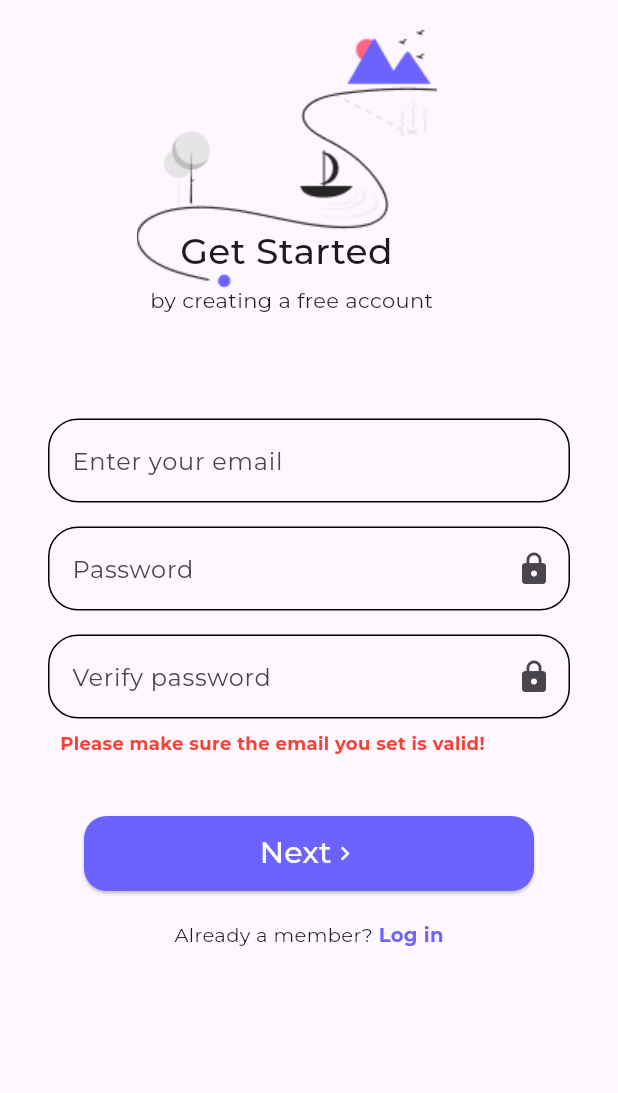
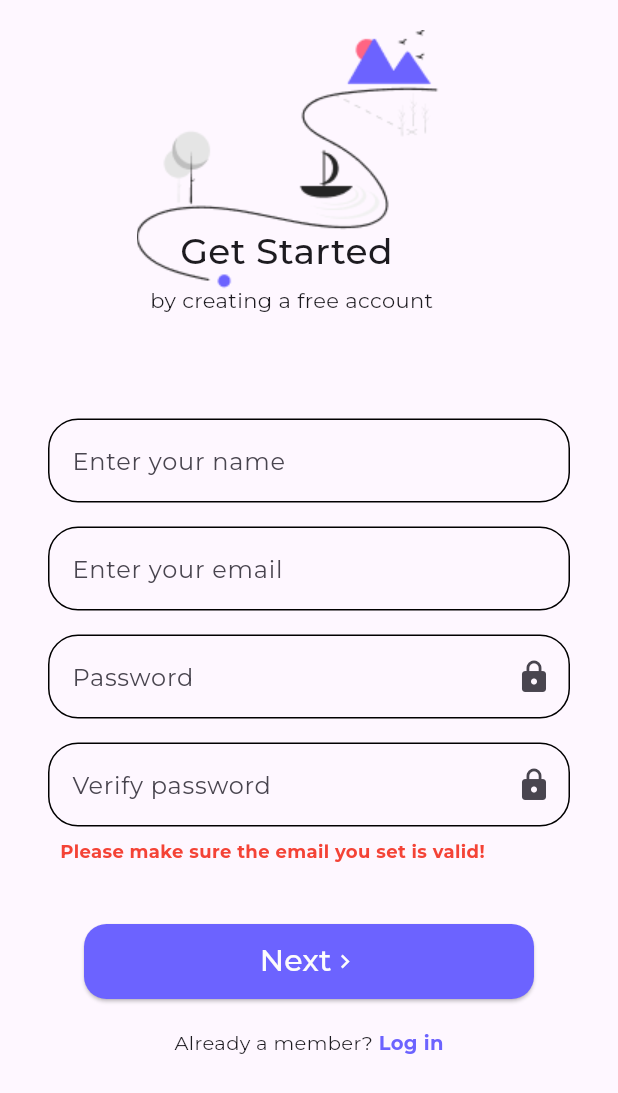
Before and after one commit to prayatnaaa/explora_app, a Flutter app: the RegisterPage screen opened by its route, after a tap on "Next", on a phone screen of 412 x 824 dp. Shown: the top 1093 px of the screen. Run offline on Flutter 3.47's test engine with Material 3 defaults, Android fonts, the phone set to English and light mode, and no system bars; our stand-ins replace dio, email_validator, get_storage, google_fonts; accounts and stored records are empty.

Commit message:
fetch post on register using Dio

```diff
--- a/lib/pages/register_page.dart
+++ b/lib/pages/register_page.dart
@@ -1,5 +1,7 @@
+import 'package:dio/dio.dart';
 import 'package:email_validator/email_validator.dart';
 import 'package:flutter/material.dart';
+import 'package:get_storage/get_storage.dart';
 import 'package:google_fonts/google_fonts.dart';
 
 class RegisterPage extends StatefulWidget {
@@ -11,14 +13,32 @@ class RegisterPage extends StatefulWidget {
 
 class _RegisterPageState extends State<RegisterPage> {
   TextEditingController emailController = TextEditingController();
+  TextEditingController nameController = TextEditingController();
   TextEditingController passwordController = TextEditingController();
   TextEditingController verifyPasswordController = TextEditingController();
   bool isPasswordHidden = true;
   bool isVerifyPassHidden = true;
   bool errorStatus = false;
   String errorMesage = "";
+  final _storage = GetStorage();
+  final _dio = Dio();
+  final _apiURL = 'https://mobileapis.manpits.xyz/api';
   @override
   Widget build(BuildContext context) {
+    void goRegister(name, email, password) async {
+      try {
+        final response = await _dio.post('$_apiURL/register',
+            data: {'name': name, 'email': email, 'password': password});
+        print(response.data);
+        _storage.write('token', response.data['data']['token']);
+        if (response.statusCode == 200) {
+          Navigator.pushReplacementNamed(context, '/user');
+        }
+      } on DioException catch (e) {
+        print('${e.response} - ${e.response?.statusCode}');
+      }
+    }
+
     return Scaffold(
       body: SingleChildScrollView(
         child: Column(
@@ -48,6 +68,26 @@ class _RegisterPageState extends State<RegisterPage> {
                     ),
                   )
                 ],
+              ),
+            ),
+            Padding(
+              padding: const EdgeInsets.symmetric(horizontal: 32, vertical: 8),
+              child: TextField(
+                keyboardType: TextInputType.emailAddress,
+                onTap: () {
+                  setState(() {
+                    errorStatus = false;
+                  });
+                },
+                controller: nameController,
+                style: GoogleFonts.montserrat(),
+                decoration: const InputDecoration(
+                    hintText: "Enter your name",
+                    enabledBorder: OutlineInputBorder(
+                        borderRadius: BorderRadius.all(Radius.circular(20))),
+                    focusedBorder: OutlineInputBorder(
+                        borderRadius: BorderRadius.all(Radius.circular(20)),
+                        borderSide: BorderSide(color: Color(0xFF6C63FF)))),
               ),
             ),
             Padding(
@@ -196,7 +236,8 @@ class _RegisterPageState extends State<RegisterPage> {
                     });
                     errorMesage = "Please match your passwords!";
                   } else {
-                    Navigator.pushReplacementNamed(context, '/home');
+                    goRegister(nameController.text, emailController.text,
+                        passwordController.text);
                   }
                 },
               ),
```
Also changed, not shown: lib/pages/user_page.dart (+19 -2 lines).
